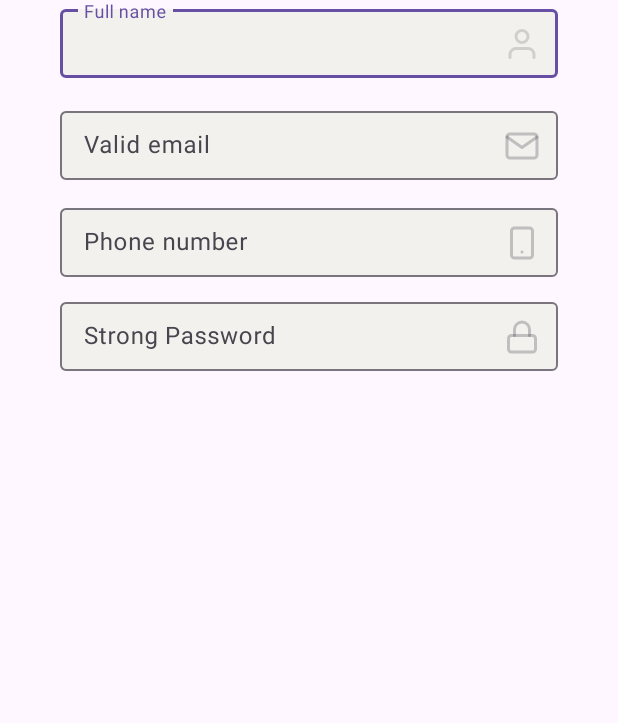
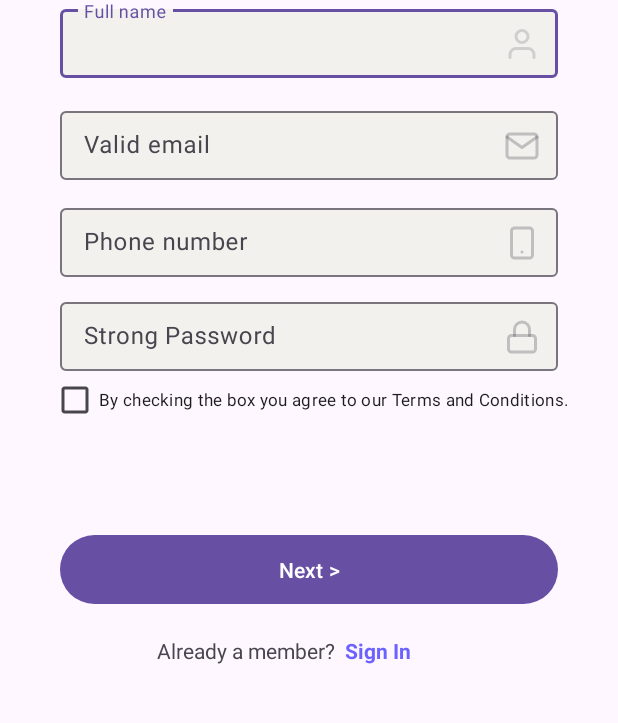
Before and after one commit to serkan-bayram/ma-assignment, an Android app: the RegisterActivity screen opened directly, with no data from a screen before it, on a phone screen of 412 x 824 dp, the part 468-1191 px from its top. Run offline under Robolectric (Android 15) with nearby library versions, the phone set to English and light mode, and no system bars.

Commit message:
Complete RegisterActivity design

```diff
--- a/app/src/main/res/layout/activity_register.xml
+++ b/app/src/main/res/layout/activity_register.xml
@@ -137,5 +137,56 @@
 
     </com.google.android.material.textfield.TextInputLayout>
 
+    <CheckBox
+        android:id="@+id/acceptTermsCheckbox"
+        android:layout_width="wrap_content"
+        android:layout_height="22dp"
+        android:layout_marginTop="8dp"
+        android:text="@string/accept_terms_checkbox"
+        android:textSize="11sp"
+        app:layout_constraintBottom_toBottomOf="parent"
+        app:layout_constraintEnd_toEndOf="parent"
+        app:layout_constraintHorizontal_bias=".5"
+        app:layout_constraintStart_toStartOf="parent"
+        app:layout_constraintTop_toBottomOf="@+id/passwordInput"
+        app:layout_constraintVertical_bias="0" />
+
+    <Button
+        android:id="@+id/nextButton"
+        android:layout_width="332dp"
+        android:layout_height="54dp"
+        android:text="@string/next_button"
+        app:layout_constraintBottom_toBottomOf="parent"
+        app:layout_constraintEnd_toEndOf="parent"
+        app:layout_constraintStart_toStartOf="parent"
+        app:layout_constraintTop_toBottomOf="@+id/passwordInput" />
+
+    <TextView
+        android:id="@+id/alreadyMemberText"
+        android:layout_width="wrap_content"
+        android:layout_height="22dp"
+        android:text="@string/already_member_text"
+        android:textSize="14sp"
+        app:layout_constraintBottom_toBottomOf="parent"
+        app:layout_constraintEnd_toEndOf="parent"
+        app:layout_constraintHorizontal_bias="0.356"
+        app:layout_constraintStart_toStartOf="parent"
+        app:layout_constraintTop_toBottomOf="@+id/nextButton"
+        app:layout_constraintVertical_bias="0.206" />
+
+    <TextView
+        android:id="@+id/signInNowText"
+        android:layout_width="wrap_content"
+        android:layout_height="22dp"
+        android:text="@string/register_sign_in_now_text"
+        android:textSize="14sp"
+        android:textColor="#6C63FF"
+        android:textStyle="bold"
+        app:layout_constraintBottom_toBottomOf="parent"
+        app:layout_constraintEnd_toEndOf="parent"
+        app:layout_constraintHorizontal_bias="0.046"
+        app:layout_constraintStart_toEndOf="@+id/alreadyMemberText"
+        app:layout_constraintTop_toBottomOf="@+id/nextButton"
+        app:layout_constraintVertical_bias="0.206" />
 
 </androidx.constraintlayout.widget.ConstraintLayout>
--- a/app/src/main/res/values/strings.xml
+++ b/app/src/main/res/values/strings.xml
@@ -13,6 +13,7 @@
     <string name="register_welcome_text_sub_heading">by creating your free account.</string>
     <string name="register_email_input">Valid email</string>
     <string name="register_password_input">Strong Password</string>
+    <string name="register_sign_in_now_text">Sign In</string>
 
     /// Common strings
     <string name="remember_me_checkbox">Remember me</string>
@@ -20,7 +21,9 @@
     <string name="next_button">Next ></string>
     <string name="logo">Logo</string>
     <string name="new_member_text">New Member?</string>
+    <string name="already_member_text">Already a member?</string>
     <string name="full_name_input">Full name</string>
     <string name="phone_number_input">Phone number</string>
+    <string name="accept_terms_checkbox">By checking the box you agree to our Terms and Conditions.</string>
 
 </resources>
```
